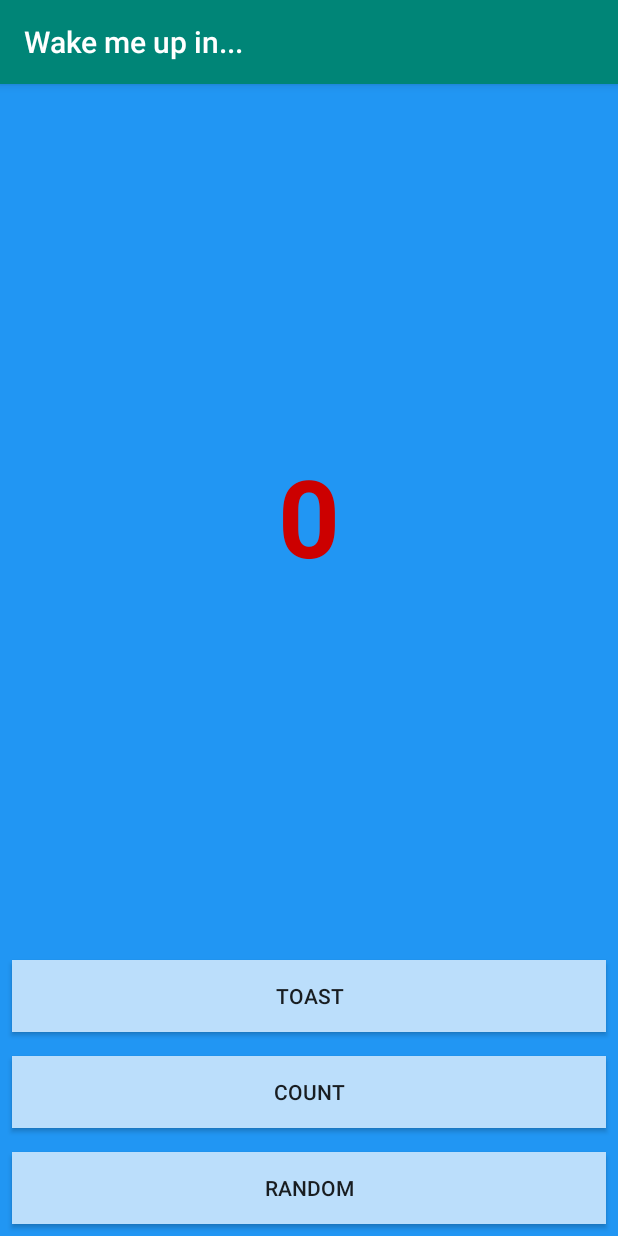
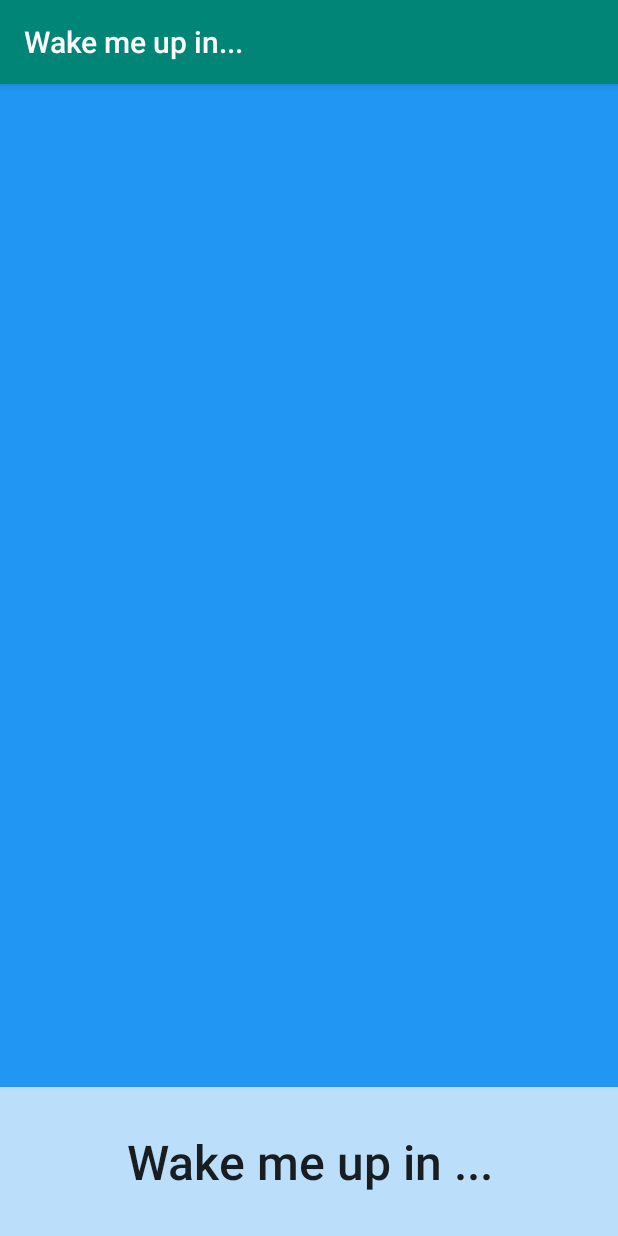
Before and after one commit to funnymania/wakeMeUpin..., an Android app: the screen it shows after launch (MainActivity), on a phone screen of 412 x 824 dp. Run offline under Robolectric (Android 15) with nearby library versions, the phone set to English and light mode, and no system bars.

Commit message:
Create activity for Alarm creation

```diff
--- a/app/src/main/AndroidManifest.xml
+++ b/app/src/main/AndroidManifest.xml
@@ -9,6 +9,8 @@
             android:roundIcon="@mipmap/ic_launcher_round"
             android:supportsRtl="true"
             android:theme="@style/AppTheme">
+        <activity android:name=".AlarmDialog">
+        </activity>
         <activity android:name=".SecondActivity">
         </activity>
         <activity android:name=".MainActivity">
--- a/app/src/main/res/layout/activity_main.xml
+++ b/app/src/main/res/layout/activity_main.xml
@@ -13,7 +13,7 @@
     <TextView
             android:layout_width="match_parent"
             android:layout_height="wrap_content"
-            android:layout_weight="1"
+            android:layout_weight="11"
             android:text="@string/hello_world_text"
             app:fontFamily="sans-serif"
             android:textSize="72sp"
@@ -28,59 +28,58 @@
             />
 
     <Button
-            android:text="Toast"
+            android:text="@string/alarm_start"
             android:layout_width="match_parent"
             android:layout_height="wrap_content"
+            android:layout_weight="1"
             android:id="@+id/toast_button"
             android:layout_marginTop="8dp"
             android:background="@color/buttonBackground"
-            android:onClick="toastMe"
+            android:onClick="startAlarmDialog"
             app:layout_constraintTop_toBottomOf="@+id/textView"
             app:layout_constraintTop_toTopOf="parent"
             app:layout_constraintStart_toStartOf="parent"
             app:layout_constraintEnd_toEndOf="parent"
-            android:layout_marginLeft="8dp"
-            android:layout_marginStart="8dp"
-            android:layout_marginEnd="8dp"
-            android:layout_marginBottom="8dp"
             app:layout_constraintBottom_toBottomOf="parent"
+            android:textAllCaps="false"
+            android:textSize="32sp"
             />
 
-    <Button
-            android:text="Count"
-            android:layout_width="match_parent"
-            android:layout_height="wrap_content"
-            android:id="@+id/count_button"
-            android:background="@color/buttonBackground"
-            android:onClick="countMe"
-            app:layout_constraintStart_toEndOf="@+id/toast_button"
-            android:layout_marginLeft="8dp"
-            android:layout_marginStart="8dp"
-            app:layout_constraintEnd_toStartOf="@+id/random_button"
-            android:layout_marginEnd="8dp"
-            android:layout_marginRight="8dp"
-            android:layout_marginTop="8dp"
-            app:layout_constraintTop_toBottomOf="@+id/textView"
-            android:layout_marginBottom="8dp"
-            app:layout_constraintBottom_toBottomOf="parent"
-            />
+    <!--<Button-->
+            <!--android:text="Count"-->
+            <!--android:layout_width="match_parent"-->
+            <!--android:layout_height="wrap_content"-->
+            <!--android:id="@+id/count_button"-->
+            <!--android:background="@color/buttonBackground"-->
+            <!--android:onClick="countMe"-->
+            <!--app:layout_constraintStart_toEndOf="@+id/toast_button"-->
+            <!--android:layout_marginLeft="8dp"-->
+            <!--android:layout_marginStart="8dp"-->
+            <!--app:layout_constraintEnd_toStartOf="@+id/random_button"-->
+            <!--android:layout_marginEnd="8dp"-->
+            <!--android:layout_marginRight="8dp"-->
+            <!--android:layout_marginTop="8dp"-->
+            <!--app:layout_constraintTop_toBottomOf="@+id/textView"-->
+            <!--android:layout_marginBottom="8dp"-->
+            <!--app:layout_constraintBottom_toBottomOf="parent"-->
+            <!--/>-->
 
-    <Button
-            android:text="Random"
-            android:layout_width="match_parent"
-            android:layout_height="wrap_content"
-            android:id="@+id/random_button"
-            android:layout_marginTop="8dp"
-            android:background="@color/buttonBackground"
-            android:onClick="randomMe"
-            app:layout_constraintTop_toBottomOf="@+id/textView"
-            app:layout_constraintEnd_toEndOf="parent"
-            android:layout_marginEnd="8dp"
-            android:layout_marginStart="8dp"
-            android:layout_marginBottom="8dp"
-            app:layout_constraintBottom_toBottomOf="parent"
-            android:layout_marginRight="24dp"
-            />
+    <!--<Button-->
+            <!--android:text="Random"-->
+            <!--android:layout_width="match_parent"-->
+            <!--android:layout_height="wrap_content"-->
+            <!--android:id="@+id/random_button"-->
+            <!--android:layout_marginTop="8dp"-->
+            <!--android:background="@color/buttonBackground"-->
+            <!--android:onClick="randomMe"-->
+            <!--app:layout_constraintTop_toBottomOf="@+id/textView"-->
+            <!--app:layout_constraintEnd_toEndOf="parent"-->
+            <!--android:layout_marginEnd="8dp"-->
+            <!--android:layout_marginStart="8dp"-->
+            <!--android:layout_marginBottom="8dp"-->
+            <!--app:layout_constraintBottom_toBottomOf="parent"-->
+            <!--android:layout_marginRight="24dp"-->
+            <!--/>-->
 
 
 
--- a/app/src/main/res/values/strings.xml
+++ b/app/src/main/res/values/strings.xml
@@ -1,5 +1,8 @@
 <resources>
     <string name="app_name">Wake me up in...</string>
-    <string name="hello_world_text">0</string>
+    <string name="hello_world_text"></string>
     <string name="random_heading">Here is a random # btwn 0 and %1d</string>
+    <string name="alarm_start">Wake me up in ...</string>
+    <string name="alarm_dialog_title">How many hours of sleep would you like to get? </string>
+    <string name="start_alarm">Start Alarm</string>
 </resources>
```
Also changed, not shown: app/src/main/java/com/example/wakemeupin/AlarmDialog.kt (added, +37 -0 lines), app/src/main/java/com/example/wakemeupin/MainActivity.kt (+17 -5 lines), app/src/main/res/layout/activity_alarm_dialog.xml (added, +62 -0 lines).
